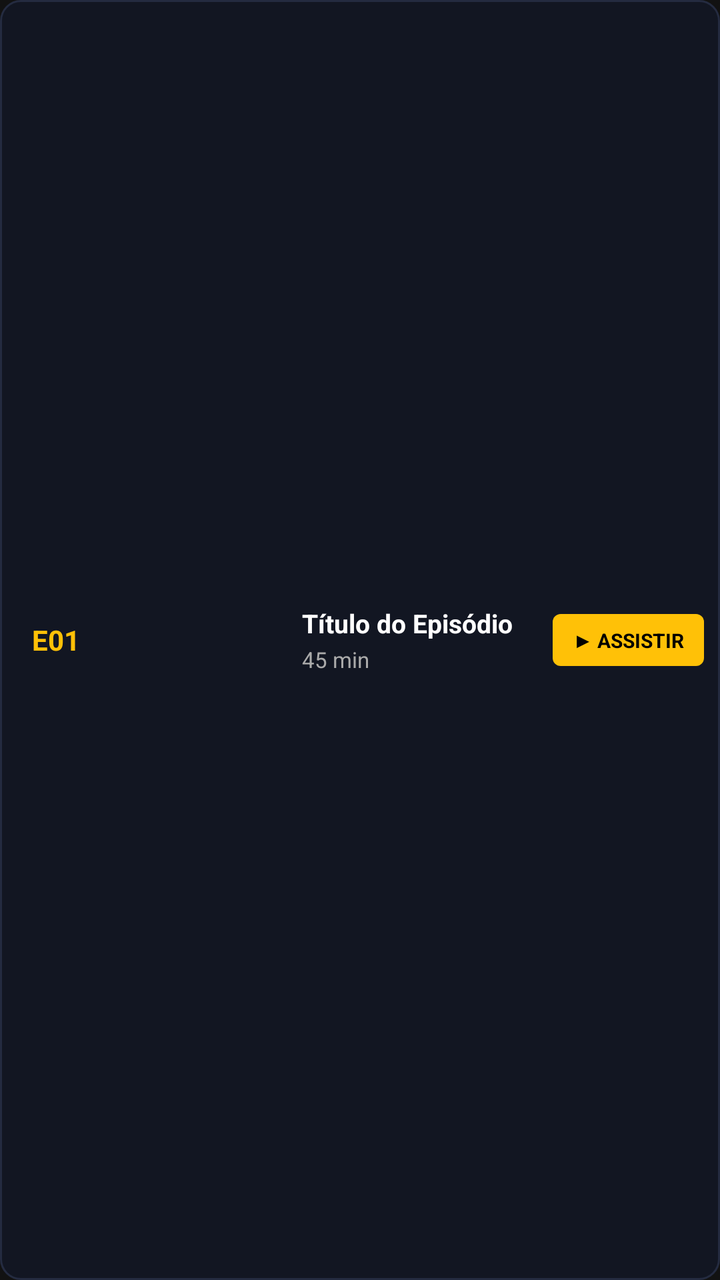
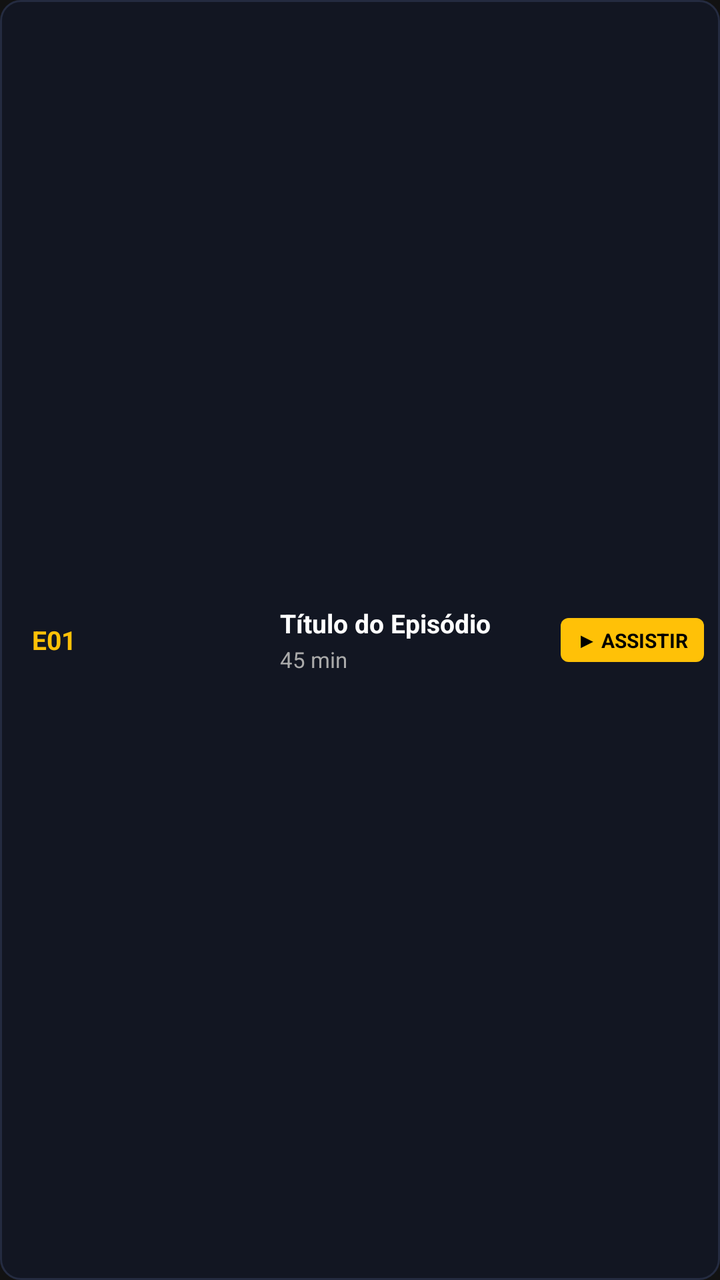

Two renders of the same Android screen: before a commit and after it. Below are the layout's source before the change and the commit's diff.
<!-- AndroidManifest.xml: application theme Theme.AndPlay -->
<!-- res/layout/item_episode_card.xml -->
<?xml version="1.0" encoding="utf-8"?>
<LinearLayout xmlns:android="http://schemas.android.com/apk/res/android"
    android:id="@+id/epCardRoot"
    android:layout_width="match_parent"
    android:layout_height="72dp"
    android:layout_marginBottom="8dp"
    android:background="@drawable/card_focus_bg"
    android:clickable="true"
    android:focusable="true"
    android:focusableInTouchMode="true"
    android:gravity="center_vertical"
    android:orientation="horizontal"
    android:padding="8dp">

    <TextView
        android:id="@+id/epNum"
        android:layout_width="40dp"
        android:layout_height="wrap_content"
        android:gravity="center"
        android:text="E01"
        android:textColor="#FFC107"
        android:textSize="14sp"
        android:textStyle="bold" />

    <ImageView
        android:id="@+id/epThumb"
        android:layout_width="85dp"
        android:layout_height="56dp"
        android:layout_marginStart="6dp"
        android:scaleType="centerCrop" />

    <LinearLayout
        android:layout_width="0dp"
        android:layout_height="wrap_content"
        android:layout_marginStart="12dp"
        android:layout_weight="1"
        android:orientation="vertical">

        <TextView
            android:id="@+id/epTitle"
            android:layout_width="match_parent"
            android:layout_height="wrap_content"
            android:ellipsize="end"
            android:maxLines="1"
            android:text="Título do Episódio"
            android:textColor="#FFFFFF"
            android:textSize="13sp"
            android:textStyle="bold" />

        <TextView
            android:id="@+id/epDuration"
            android:layout_width="match_parent"
            android:layout_height="wrap_content"
            android:layout_marginTop="2dp"
            android:text="45 min"
            android:textColor="#AAAAAA"
            android:textSize="11sp" />
    </LinearLayout>

    <TextView
        android:id="@+id/epWatchBtn"
        android:layout_width="wrap_content"
        android:layout_height="wrap_content"
        android:background="@drawable/badge_gold"
        android:paddingStart="10dp"
        android:paddingTop="6dp"
        android:paddingEnd="10dp"
        android:paddingBottom="6dp"
        android:text="▶ ASSISTIR"
        android:textColor="#000000"
        android:textSize="10sp"
        android:textStyle="bold" />
</LinearLayout>
<!-- resources referenced by this layout -->
<resources>
  <!-- drawable badge_gold (drawable) -->
  <?xml version="1.0" encoding="utf-8"?>
  <shape xmlns:android="http://schemas.android.com/apk/res/android"
      android:shape="rectangle">
      <corners android:radius="4dp" />
      <solid android:color="#FFC107" />
  </shape>
  <!-- drawable card_focus_bg (drawable) -->
  <?xml version="1.0" encoding="utf-8"?>
  <selector xmlns:android="http://schemas.android.com/apk/res/android">
      <item android:state_focused="true">
          <shape android:shape="rectangle">
              <corners android:radius="10dp" />
              <solid android:color="#1A2035" />
              <stroke android:width="2.5dp" android:color="#FFC107" />
          </shape>
      </item>
      <item android:state_selected="true">
          <shape android:shape="rectangle">
              <corners android:radius="10dp" />
              <solid android:color="#1A2035" />
              <stroke android:width="2dp" android:color="#FFC107" />
          </shape>
      </item>
      <item>
          <shape android:shape="rectangle">
              <corners android:radius="10dp" />
              <solid android:color="#121622" />
              <stroke android:width="1dp" android:color="#242B40" />
          </shape>
      </item>
  </selector>
  <style name="Theme.AndPlay" parent="@android:style/Theme.NoTitleBar.Fullscreen">
          <item name="android:windowBackground">#121212</item>
      </style>
</resources>

<!-- the commit's change to res/layout/item_episode_card.xml (unified diff, before → after) -->
@@ -2,37 +2,43 @@
 <LinearLayout xmlns:android="http://schemas.android.com/apk/res/android"
     android:id="@+id/epCardRoot"
     android:layout_width="match_parent"
-    android:layout_height="72dp"
-    android:layout_marginBottom="8dp"
+    android:layout_height="68dp"
+    android:layout_marginStart="6dp"
+    android:layout_marginEnd="6dp"
+    android:layout_marginTop="2dp"
+    android:layout_marginBottom="4dp"
     android:background="@drawable/card_focus_bg"
     android:clickable="true"
     android:focusable="true"
     android:focusableInTouchMode="true"
     android:gravity="center_vertical"
     android:orientation="horizontal"
-    android:padding="8dp">
+    android:paddingStart="8dp"
+    android:paddingEnd="8dp"
+    android:paddingTop="6dp"
+    android:paddingBottom="6dp">
 
     <TextView
         android:id="@+id/epNum"
-        android:layout_width="40dp"
+        android:layout_width="38dp"
         android:layout_height="wrap_content"
         android:gravity="center"
         android:text="E01"
         android:textColor="#FFC107"
-        android:textSize="14sp"
+        android:textSize="13sp"
         android:textStyle="bold" />
 
     <ImageView
         android:id="@+id/epThumb"
-        android:layout_width="85dp"
-        android:layout_height="56dp"
-        android:layout_marginStart="6dp"
+        android:layout_width="80dp"
+        android:layout_height="52dp"
+        android:layout_marginStart="4dp"
         android:scaleType="centerCrop" />
 
     <LinearLayout
         android:layout_width="0dp"
         android:layout_height="wrap_content"
-        android:layout_marginStart="12dp"
+        android:layout_marginStart="10dp"
         android:layout_weight="1"
         android:orientation="vertical">
 
@@ -62,10 +68,10 @@
         android:layout_width="wrap_content"
         android:layout_height="wrap_content"
         android:background="@drawable/badge_gold"
-        android:paddingStart="10dp"
-        android:paddingTop="6dp"
-        android:paddingEnd="10dp"
-        android:paddingBottom="6dp"
+        android:paddingStart="8dp"
+        android:paddingTop="4dp"
+        android:paddingEnd="8dp"
+        android:paddingBottom="4dp"
         android:text="▶ ASSISTIR"
         android:textColor="#000000"
         android:textSize="10sp"
